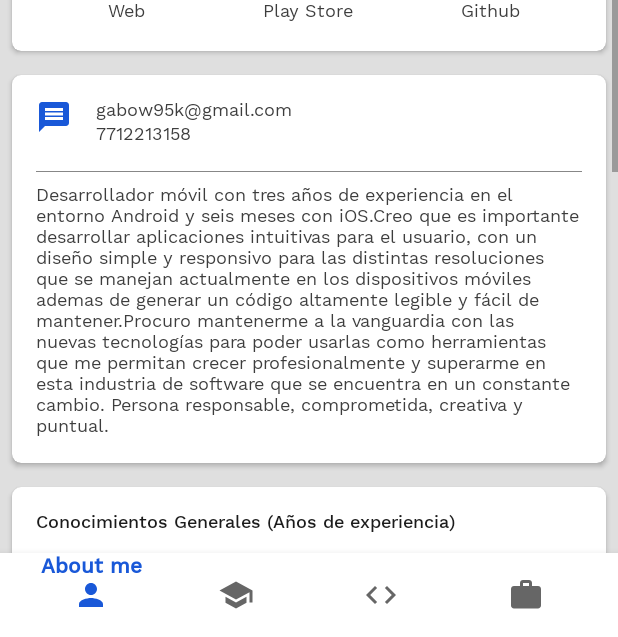
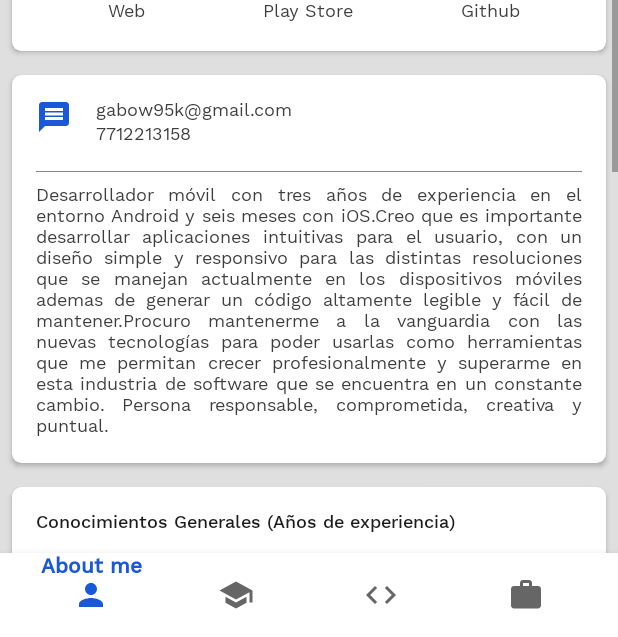
Before and after one commit to GaboRohez/ResumeApp, an Android app: the AboutFragment screen opened directly, with no data from a screen before it, on a phone screen of 412 x 824 dp, the part 599-1236 px from its top. Run offline under Robolectric (Android 15) with nearby library versions, the phone set to English and light mode, and no system bars; our stand-ins replace ButterKnife.

Commit message:
justify text

```diff
--- a/app/src/main/res/layout/fragment_about.xml
+++ b/app/src/main/res/layout/fragment_about.xml
@@ -192,6 +192,7 @@
                     <TextView
                         android:id="@+id/tvAboutResume"
                         android:layout_marginTop="@dimen/smallMargin"
+                        android:justificationMode="inter_word"
                         android:layout_below="@+id/viewSeparator"
                         style="@style/body3"
                         android:text="@string/resume"/>
```
